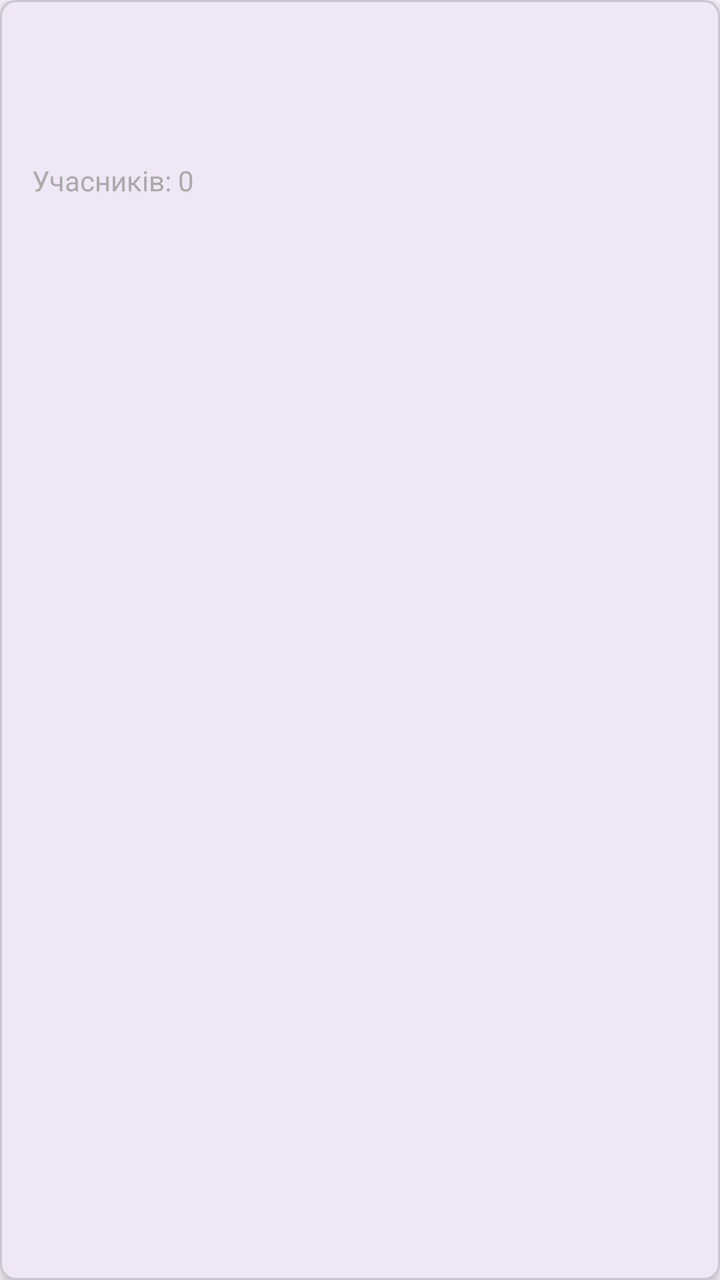
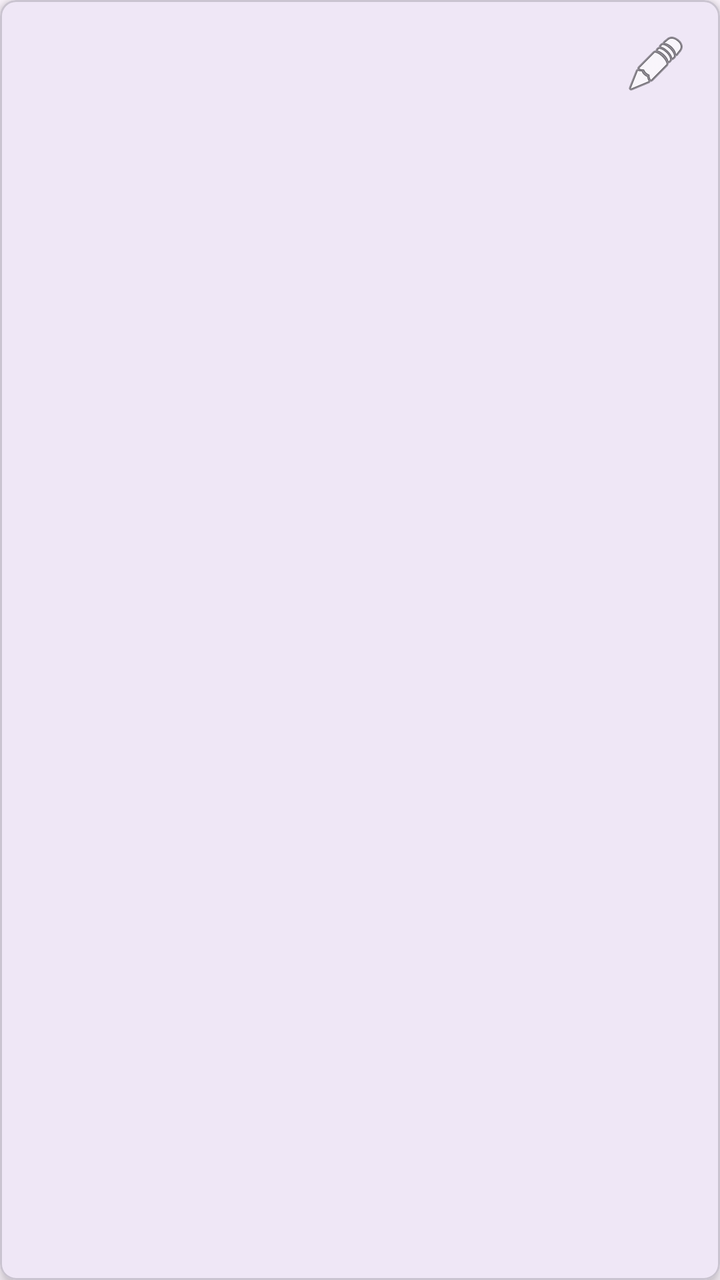

The first picture is an Android layout as it rendered before a commit; the second is the same layout after the commit. The layout source and the unified diff follow.
<!-- AndroidManifest.xml: application theme Theme.TASKFORGE -->
<!-- res/layout/item_project.xml -->
<?xml version="1.0" encoding="utf-8"?>
<com.google.android.material.card.MaterialCardView xmlns:android="http://schemas.android.com/apk/res/android"
    xmlns:app="http://schemas.android.com/apk/res-auto"
    android:layout_width="match_parent"
    android:layout_height="wrap_content"
    android:layout_margin="8dp"
    app:cardElevation="4dp"
    app:cardCornerRadius="8dp">

    <LinearLayout
        android:layout_width="match_parent"
        android:layout_height="wrap_content"
        android:orientation="vertical"
        android:padding="16dp">

        <TextView
            android:id="@+id/tvProjectName"
            android:layout_width="match_parent"
            android:layout_height="wrap_content"
            android:textSize="20sp"
            android:textStyle="bold"
            android:textColor="?attr/colorPrimary" />

        <TextView
            android:id="@+id/tvProjectDesc"
            android:layout_width="match_parent"
            android:layout_height="wrap_content"
            android:layout_marginTop="8dp"
            android:textSize="16sp" />

        <TextView
            android:id="@+id/tvProjectMembers"
            android:layout_width="match_parent"
            android:layout_height="wrap_content"
            android:layout_marginTop="8dp"
            android:textSize="14sp"
            android:text="Учасників: 0"
            android:textColor="@android:color/darker_gray" />

    </LinearLayout>

</com.google.android.material.card.MaterialCardView>
<!-- resources referenced by this layout -->
<resources>
  <style name="Theme.TASKFORGE" parent="Base.Theme.TASKFORGE" />
  <style name="Base.Theme.TASKFORGE" parent="Theme.Material3.DayNight.NoActionBar">
          
          
      </style>
</resources>

<!-- the commit's change to res/layout/item_project.xml (unified diff, before → after) -->
@@ -7,26 +7,40 @@
     app:cardElevation="4dp"
     app:cardCornerRadius="8dp">
 
-    <LinearLayout
+    <androidx.constraintlayout.widget.ConstraintLayout
         android:layout_width="match_parent"
         android:layout_height="wrap_content"
-        android:orientation="vertical"
         android:padding="16dp">
 
         <TextView
             android:id="@+id/tvProjectName"
-            android:layout_width="match_parent"
+            android:layout_width="0dp"
             android:layout_height="wrap_content"
+            android:layout_marginEnd="8dp"
             android:textSize="20sp"
             android:textStyle="bold"
-            android:textColor="?attr/colorPrimary" />
+            android:textColor="?attr/colorPrimary"
+            app:layout_constraintTop_toTopOf="parent"
+            app:layout_constraintStart_toStartOf="parent"
+            app:layout_constraintEnd_toStartOf="@id/btnEditProject" />
+
+        <ImageButton
+            android:id="@+id/btnEditProject"
+            android:layout_width="32dp"
+            android:layout_height="32dp"
+            android:src="@android:drawable/ic_menu_edit"
+            android:background="?attr/selectableItemBackgroundBorderless"
+            android:contentDescription="Edit Project"
+            app:layout_constraintTop_toTopOf="parent"
+            app:layout_constraintEnd_toEndOf="parent" />
 
         <TextView
             android:id="@+id/tvProjectDesc"
             android:layout_width="match_parent"
             android:layout_height="wrap_content"
             android:layout_marginTop="8dp"
-            android:textSize="16sp" />
+            android:textSize="16sp"
+            app:layout_constraintTop_toBottomOf="@id/tvProjectName" />
 
         <TextView
             android:id="@+id/tvProjectMembers"
@@ -34,9 +48,9 @@
             android:layout_height="wrap_content"
             android:layout_marginTop="8dp"
             android:textSize="14sp"
-            android:text="Учасників: 0"
-            android:textColor="@android:color/darker_gray" />
+            android:textColor="@android:color/darker_gray"
+            app:layout_constraintTop_toBottomOf="@id/tvProjectDesc" />
 
-    </LinearLayout>
+    </androidx.constraintlayout.widget.ConstraintLayout>
 
 </com.google.android.material.card.MaterialCardView>
<!-- resource entries referenced after the edit -->
@@ -2,6 +2,7 @@
 <resources>
   <style name="Theme.TASKFORGE" parent="Base.Theme.TASKFORGE" />
   <style name="Base.Theme.TASKFORGE" parent="Theme.Material3.DayNight.NoActionBar">
+          <item name="android:windowLightStatusBar">true</item>
           
           
       </style>
